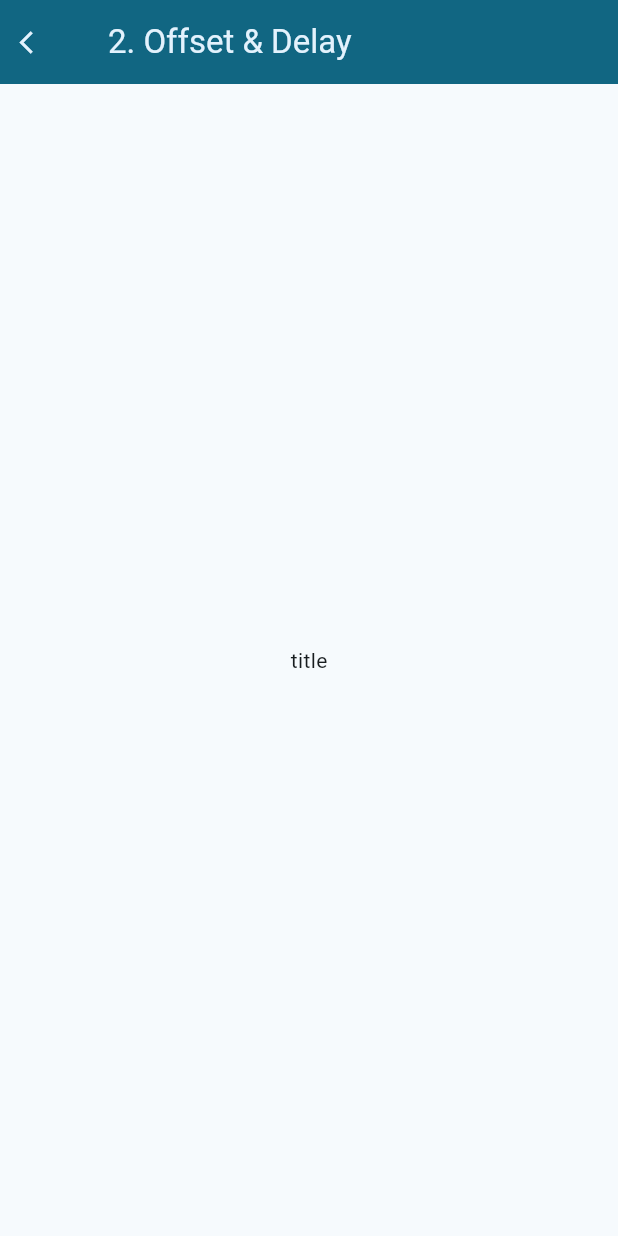
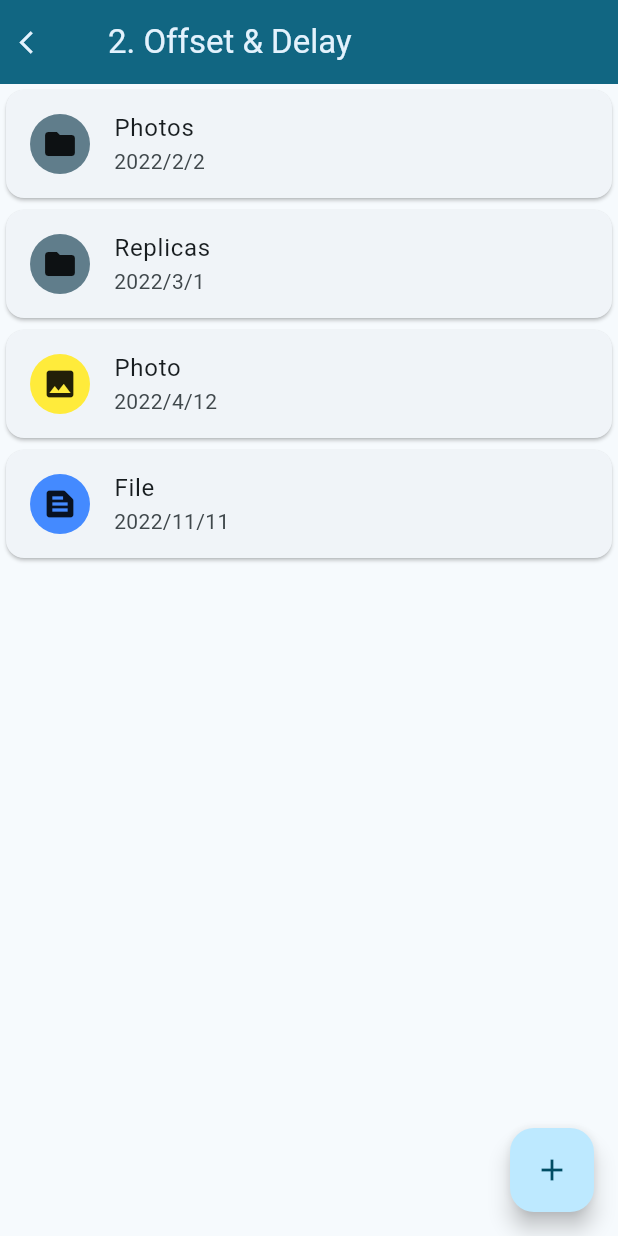
Before and after one commit to ash-valley/flutter_12uiux, a Flutter app: the OffsetAndDelay screen opened by its route, on a phone screen of 412 x 824 dp. Run offline on Flutter 3.47's test engine with Material 2 defaults, Android fonts, the phone set to English and light mode, and no system bars; our stand-ins replace go_router.

Commit message:
feat(offset&delay): list viewまで

```diff
--- a/lib/page/offset_and_delay.dart
+++ b/lib/page/offset_and_delay.dart
@@ -1,5 +1,6 @@
 import 'package:flutter/material.dart';
 import 'package:flutter_12uiux/common/scaffold.dart';
+import 'package:intl/intl.dart';
 
 class OffsetAndDelay extends StatelessWidget {
   const OffsetAndDelay({
@@ -13,9 +14,123 @@ class OffsetAndDelay extends StatelessWidget {
   Widget build(BuildContext context) {
     return MyScaffold(
       title: title,
+      floatingActionButton: FloatingActionButton(
+        onPressed: () {},
+        child: const Icon(Icons.add),
+      ),
       body: const Center(
-        child: Text("title"),
+        child: _OffsetAndDelayBody(),
       ),
     );
   }
 }
+
+enum _FileType {
+  folder,
+  file,
+  photo,
+}
+
+extension on _FileType {
+  IconData get icon {
+    return {
+      _FileType.folder: Icons.folder,
+      _FileType.file: Icons.text_snippet,
+      _FileType.photo: Icons.photo,
+    }[this]!;
+  }
+
+  Color get color {
+    return {
+      _FileType.folder: Colors.blueGrey,
+      _FileType.file: Colors.blueAccent,
+      _FileType.photo: Colors.yellow,
+    }[this]!;
+  }
+}
+
+class _ContentData {
+  const _ContentData({
+    required this.fileName,
+    required this.fileDetail,
+    required this.fileType,
+    required this.updateAt,
+  });
+  final _FileType fileType;
+  final String fileName;
+  final String fileDetail;
+  final DateTime updateAt;
+}
+
+final _contents = [
+  _ContentData(
+    fileName: 'Photos',
+    fileDetail: 'test',
+    fileType: _FileType.folder,
+    updateAt: DateTime.parse('20220202'),
+  ),
+  _ContentData(
+    fileName: 'Replicas',
+    fileDetail: 'test',
+    fileType: _FileType.folder,
+    updateAt: DateTime.parse('20220301'),
+  ),
+  _ContentData(
+    fileName: 'Photo',
+    fileDetail: 'test',
+    fileType: _FileType.photo,
+    updateAt: DateTime.parse('20220412'),
+  ),
+  _ContentData(
+    fileName: 'File',
+    fileDetail: 'test',
+    fileType: _FileType.file,
+    updateAt: DateTime.parse('20221111'),
+  ),
+];
+
+class _OffsetAndDelayBody extends StatelessWidget {
+  const _OffsetAndDelayBody();
+
+  @override
+  Widget build(BuildContext context) {
+    return ListView.builder(
+      itemCount: _contents.length,
+      itemBuilder: ((context, index) {
+        return _ListItem(
+          data: _contents[index],
+        );
+      }),
+    );
+  }
+}
+
+class _ListItem extends StatelessWidget {
+  const _ListItem({
+    required this.data,
+  });
+
+  final _ContentData data;
+
+  @override
+  Widget build(BuildContext context) {
+    return Card(
+      child: ListTile(
+        leading: Container(
+          height: 40,
+          width: 40,
+          decoration: BoxDecoration(
+            color: data.fileType.color,
+            shape: BoxShape.circle,
+          ),
+          child: Icon(
+            data.fileType.icon,
+            color: Colors.black87,
+          ),
+        ),
+        title: Text(data.fileName),
+        subtitle: Text(DateFormat('yyyy/M/d').format(data.updateAt)),
+      ),
+    );
+  }
+}
--- a/pubspec.yaml
+++ b/pubspec.yaml
@@ -37,6 +37,7 @@ dependencies:
   # Use with the CupertinoIcons class for iOS style icons.
   cupertino_icons: ^1.0.2
   go_router: ^5.1.1
+  intl: ^0.17.0
 
 dev_dependencies:
   flutter_test:
```
Also changed, not shown: pubspec.lock.
